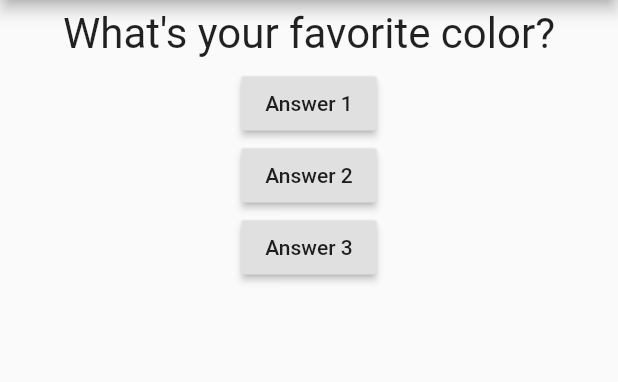
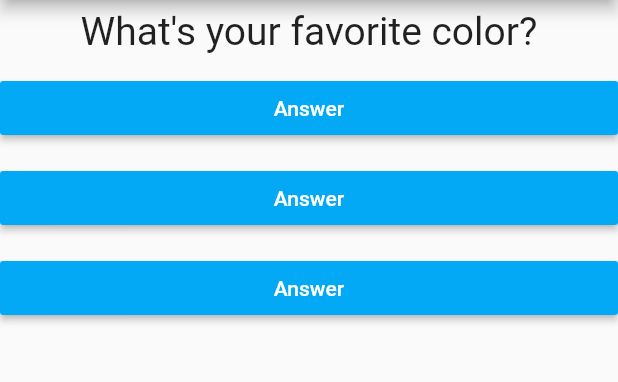
Before and after one commit to kira-on-git/udemy_test_app, a Flutter app: the screen it shows after launch, on a phone screen of 412 x 824 dp, the part 84-466 px from its top. Run offline on Flutter 3.47's test engine with Material 2 defaults, Android fonts, the phone set to English and light mode, and no system bars.

Commit message:
9 answer.dart + Callback added

```diff
--- /dev/null
+++ b/lib/answer.dart
@@ -0,0 +1,24 @@
+import 'package:flutter/material.dart';
+
+class Answer extends StatelessWidget {
+  final VoidCallback selectHandler;
+
+  Answer(this.selectHandler);
+
+  @override
+  Widget build(BuildContext context) {
+    return Container(
+      width: double.infinity,
+      margin: EdgeInsets.only(top: 6.0, bottom: 6.0),
+      // ignore: deprecated_member_use
+      child: RaisedButton(
+        color: Colors.lightBlue,
+        textColor: Colors.white,
+        onPressed: selectHandler,
+        child: Text(
+          'Answer',
+        ),
+      ),
+    );
+  }
+}
--- a/lib/main.dart
+++ b/lib/main.dart
@@ -2,10 +2,13 @@
 
 import 'package:flutter/material.dart';
 import './question.dart';
+import './answer.dart';
 
-void main() => runApp(MyApp());
+void main() => runApp(const MyApp());
 
 class MyApp extends StatefulWidget {
+  const MyApp({Key? key}) : super(key: key);
+
   @override
   State<StatefulWidget> createState() {
     return _MyAppState();
@@ -16,7 +19,7 @@ class _MyAppState extends State<MyApp> {
   //const MyApp({Key? key}) : super(key: key);
   var _questionIndex = 0;
 
-  void answerQuestion() {
+  void _answerQuestion() {
     setState(() {
       _questionIndex += 1;
       print(_questionIndex);
@@ -39,19 +42,9 @@ class _MyAppState extends State<MyApp> {
           //mainAxisAlignment: MainAxisAlignment.spaceEvenly,
           children: [
             Question(questions[_questionIndex]),
-            RaisedButton(
-              onPressed: answerQuestion,
-              child: Text('Answer 1'),
-            ),
-            RaisedButton(
-                onPressed: () => print('Answer 2 choosen!'),
-                child: Text('Answer 2')),
-            RaisedButton(
-                onPressed: () {
-                  //...
-                  print('Answer 3 choosen!');
-                },
-                child: Text('Answer 3')),
+            Answer(_answerQuestion),
+            Answer(_answerQuestion),
+            Answer(_answerQuestion),
           ],
         ),
       ),
--- a/lib/question.dart
+++ b/lib/question.dart
@@ -9,10 +9,10 @@ class Question extends StatelessWidget {
   Widget build(BuildContext context) {
     return Container(
       width: double.infinity,
-      margin: EdgeInsets.all(6.0),
+      margin: const EdgeInsets.all(6.0),
       child: Text(
         questionText,
-        style: TextStyle(fontSize: 28),
+        style: const TextStyle(fontSize: 26),
         textAlign: TextAlign.center,
       ),
     );
```
